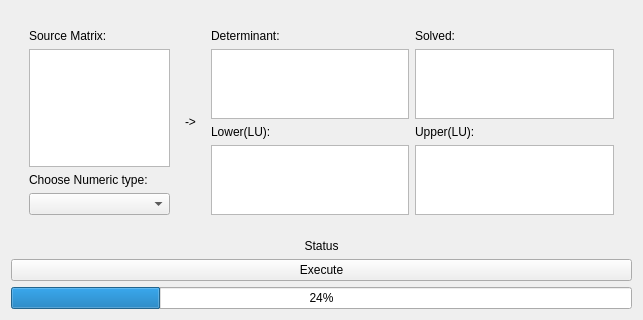
Old version of the form include/GUI/ui/interfaces/DecompInterface.ui in the repository VitTolok/LinSolverReboot.
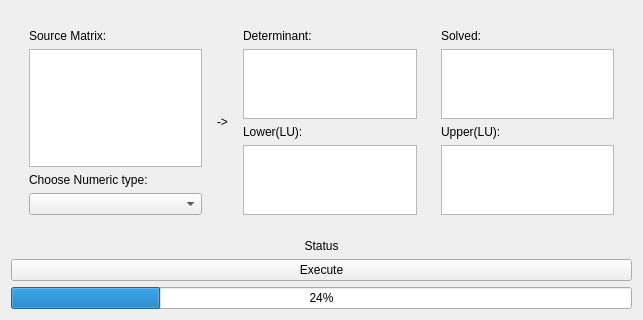
New version of the form.

What changed in the file:
```diff
--- a/include/GUI/ui/interfaces/DecompInterface.ui
+++ b/include/GUI/ui/interfaces/DecompInterface.ui
@@ -7,7 +7,7 @@
     <x>0</x>
     <y>0</y>
     <width>643</width>
-    <height>308</height>
+    <height>316</height>
    </rect>
   </property>
   <property name="sizePolicy">
@@ -46,7 +46,11 @@
           </widget>
          </item>
          <item>
-          <widget class="QPlainTextEdit" name="source_matrix_text_edit"/>
+          <widget class="QPlainTextEdit" name="source_matrix_text_edit">
+           <property name="styleSheet">
+            <string notr="true">font: 9pt &quot;Monospace&quot;;</string>
+           </property>
+          </widget>
          </item>
          <item>
           <widget class="QLabel" name="label_7">
@@ -76,46 +80,68 @@
           <verstretch>0</verstretch>
          </sizepolicy>
         </property>
-        <layout class="QGridLayout" name="gridLayout">
-         <item row="2" column="1">
-          <widget class="QLabel" name="label_6">
+        <layout class="QVBoxLayout" name="verticalLayout_4">
+         <item>
+          <widget class="QLabel" name="label_3">
            <property name="text">
-            <string>Upper(LU):</string>
+            <string>Determinant:</string>
            </property>
           </widget>
          </item>
-         <item row="2" column="0">
+         <item>
+          <widget class="QTextBrowser" name="det_text_browser">
+           <property name="styleSheet">
+            <string notr="true">font: 9pt &quot;Monospace&quot;;</string>
+           </property>
+          </widget>
+         </item>
+         <item>
           <widget class="QLabel" name="label_5">
            <property name="text">
             <string>Lower(LU):</string>
            </property>
           </widget>
          </item>
-         <item row="1" column="0">
-          <widget class="QTextBrowser" name="det_text_browser"/>
+         <item>
+          <widget class="QTextBrowser" name="lower_text_browser">
+           <property name="styleSheet">
+            <string notr="true">font: 9pt &quot;Monospace&quot;;</string>
+           </property>
+          </widget>
          </item>
-         <item row="0" column="1">
+        </layout>
+       </widget>
+      </item>
+      <item>
+       <widget class="QWidget" name="widget_4" native="true">
+        <layout class="QVBoxLayout" name="verticalLayout_3">
+         <item>
           <widget class="QLabel" name="label_4">
            <property name="text">
             <string>Solved:</string>
            </property>
           </widget>
          </item>
-         <item row="0" column="0">
-          <widget class="QLabel" name="label_3">
+         <item>
+          <widget class="QTextBrowser" name="solved_text_browser">
+           <property name="styleSheet">
+            <string notr="true">font: 9pt &quot;Monospace&quot;;</string>
+           </property>
+          </widget>
+         </item>
+         <item>
+          <widget class="QLabel" name="label_6">
            <property name="text">
-            <string>Determinant:</string>
+            <string>Upper(LU):</string>
            </property>
           </widget>
          </item>
-         <item row="1" column="1">
-          <widget class="QTextBrowser" name="solved_text_browser"/>
-         </item>
-         <item row="3" column="0">
-          <widget class="QTextBrowser" name="lower_text_browser"/>
-         </item>
-         <item row="3" column="1">
-          <widget class="QTextBrowser" name="upper_text_browser"/>
+         <item>
+          <widget class="QTextBrowser" name="upper_text_browser">
+           <property name="styleSheet">
+            <string notr="true">font: 9pt &quot;Monospace&quot;;</string>
+           </property>
+          </widget>
          </item>
         </layout>
        </widget>
```
